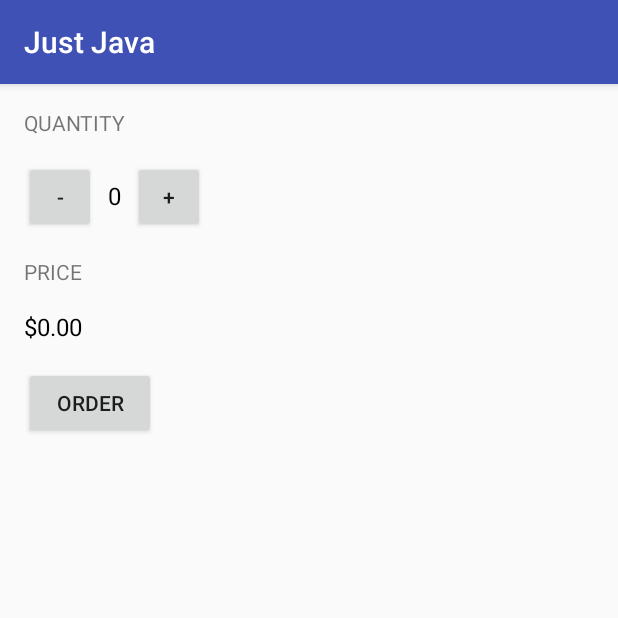
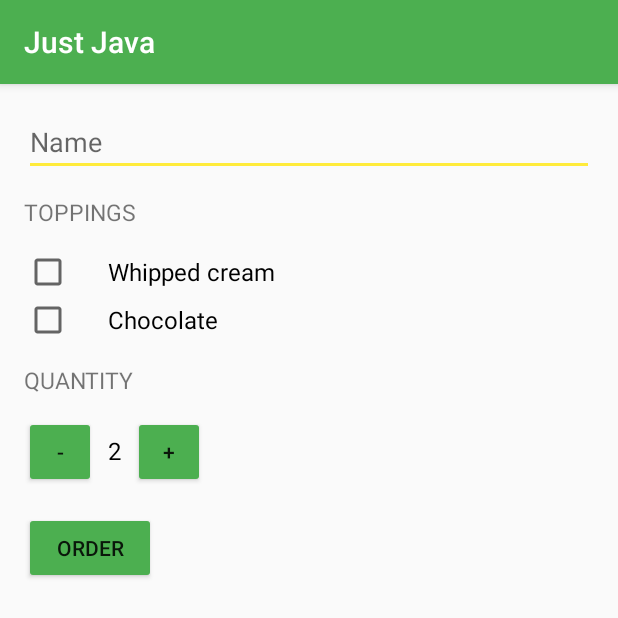
Before and after one commit to pedrofelipemm/Android-Basics-Nanodegree, an Android app: the screen it shows after launch (MainActivity), after a tap on "ORDER", on a phone screen of 412 x 824 dp, the top half of it. Run offline under Robolectric (Android 15) with nearby library versions, the light colour scheme and no system bars.

Commit message:
JustJava update

```diff
--- a/JustJava/app/src/main/java/study/pmoreira/justjava/MainActivity.java
+++ b/JustJava/app/src/main/java/study/pmoreira/justjava/MainActivity.java
@@ -1,15 +1,20 @@
 package study.pmoreira.justjava;
 
+import android.content.Intent;
+import android.net.Uri;
 import android.os.Bundle;
 import android.support.v7.app.AppCompatActivity;
 import android.view.View;
+import android.widget.CheckBox;
+import android.widget.EditText;
 import android.widget.TextView;
+import android.widget.Toast;
 
 import java.text.NumberFormat;
 
 public class MainActivity extends AppCompatActivity {
 
-    private int quantity = 0;
+    private int quantity = 2;
 
     @Override
     protected void onCreate(Bundle savedInstanceState) {
@@ -18,29 +23,79 @@ public class MainActivity extends AppCompatActivity {
     }
 
     public void submitOrder(View view) {
-        displayPrice(quantity * 5);
+        CheckBox whippedCreamCheckbox = (CheckBox) findViewById(R.id.whipped_cream_checkbox);
+        boolean hasWhippedCream = whippedCreamCheckbox.isChecked();
+
+        CheckBox chocolateCheckBox = (CheckBox) findViewById(R.id.chocolate_checkbox);
+        boolean hasChocolate = chocolateCheckBox.isChecked();
+
+        EditText nameEditText = (EditText) findViewById(R.id.name_edit_text);
+        String name = nameEditText.getText().toString();
+
+        int price = calculatePrice(hasWhippedCream, hasChocolate);
+
+        String priceMessage = createOrderSummary(name, price, hasWhippedCream, hasChocolate);
+
+        Intent intent = new Intent(Intent.ACTION_SENDTO);
+        intent.putExtra(Intent.EXTRA_SUBJECT, getString(R.string.order_summary_email_subject, name));
+        intent.putExtra(Intent.EXTRA_TEXT, priceMessage);
+        intent.setData(Uri.parse("mailto:"));
+
+        if (intent.resolveActivity(getPackageManager()) != null) {
+            startActivity(intent);
+        } else {
+            Toast.makeText(this, getString(R.string.no_email_client_message), Toast.LENGTH_SHORT).show();
+        }
+    }
+
+    private String createOrderSummary(String name, int price, boolean addWhippedCream, boolean addChocolate) {
+        String priceMessage = getString(R.string.order_summary_name, name);
+        priceMessage += "\n" + getString(R.string.order_summary_whipped_cream, addWhippedCream);
+        priceMessage += "\n" + getString(R.string.order_summary_chocolate, addChocolate);
+        priceMessage += "\n" + getString(R.string.order_summary_quantity, quantity);
+        priceMessage += "\n" + getString(R.string.order_summary_price,
+                NumberFormat.getCurrencyInstance().format(price));
+        priceMessage += "\n" + getString(R.string.thank_you);
+
+        return priceMessage;
+    }
+
+
+    private int calculatePrice(boolean hasWhippedCream, boolean hasChocolate) {
+        int basePrice = 5;
+
+        if (hasWhippedCream) {
+            basePrice += 1;
+        }
+        if (hasChocolate) {
+            basePrice += 2;
+        }
+
+        return basePrice * quantity;
     }
 
     public void increment(View view) {
-        display(++quantity);
+        if (quantity < 100) {
+            quantity++;
+        } else {
+            Toast.makeText(this, getString(R.string.max_coffee_message, 100), Toast.LENGTH_SHORT).show();
+        }
+
+        displayQuantity(quantity);
     }
 
     public void decrement(View view) {
-        display(--quantity);
+        if (quantity > 1) {
+            quantity--;
+        } else {
+            Toast.makeText(this, getString(R.string.min_coffee_message, 1), Toast.LENGTH_SHORT).show();
+        }
+
+        displayQuantity(quantity);
     }
 
-    private void display(int number) {
+    private void displayQuantity(int number) {
         TextView quantityTextView = (TextView) findViewById(R.id.quantity_text_view);
         quantityTextView.setText("" + number);
     }
-
-    private void displayMessage(String message) {
-        TextView priceTextView = (TextView) findViewById(R.id.price_text_view);
-        priceTextView.setText(message);
-    }
-
-    private void displayPrice(int number) {
-        TextView priceTextView = (TextView) findViewById(R.id.price_text_view);
-        priceTextView.setText(NumberFormat.getCurrencyInstance().format(number));
-    }
 }
--- a/JustJava/app/src/main/res/layout/activity_main.xml
+++ b/JustJava/app/src/main/res/layout/activity_main.xml
@@ -1,19 +1,47 @@
 <?xml version="1.0" encoding="utf-8"?>
-<LinearLayout xmlns:android="http://schemas.android.com/apk/res/android"
+<ScrollView xmlns:android="http://schemas.android.com/apk/res/android"
     xmlns:tools="http://schemas.android.com/tools"
+    android:layout_width="match_parent"
+    android:layout_height="match_parent">
+
+    <LinearLayout
         android:id="@+id/activity_main"
         android:layout_width="match_parent"
-    android:layout_height="match_parent"
+        android:layout_height="wrap_content"
         android:orientation="vertical"
         android:padding="16dp"
         tools:context="study.pmoreira.justjava.MainActivity">
 
+        <EditText
+            android:id="@+id/name_edit_text"
+            android:layout_width="match_parent"
+            android:layout_height="wrap_content"
+            android:hint="@string/name"
+            android:inputType="textCapWords" />
+
         <TextView
+            style="@style/headerTextStyle"
+            android:text="@string/toppings" />
+
+        <CheckBox
+            android:id="@+id/whipped_cream_checkbox"
             android:layout_width="wrap_content"
             android:layout_height="wrap_content"
-        android:layout_marginBottom="16dp"
-        android:text="Quantity"
-        android:textAllCaps="true" />
+            android:paddingLeft="24dp"
+            android:text="@string/whipped_cream"
+            android:textSize="16sp" />
+
+        <CheckBox
+            android:id="@+id/chocolate_checkbox"
+            android:layout_width="wrap_content"
+            android:layout_height="wrap_content"
+            android:paddingLeft="24dp"
+            android:text="@string/chocolate"
+            android:textSize="16sp" />
+
+        <TextView
+            style="@style/headerTextStyle"
+            android:text="@string/quantity" />
 
         <LinearLayout
             android:layout_width="wrap_content"
@@ -24,7 +52,7 @@
                 android:layout_width="48dp"
                 android:layout_height="48dp"
                 android:onClick="decrement"
-            android:text="-" />
+                android:text="@string/minus_sign" />
 
             <TextView
                 android:id="@+id/quantity_text_view"
@@ -32,7 +60,7 @@
                 android:layout_height="wrap_content"
                 android:layout_marginLeft="8dp"
                 android:layout_marginRight="8dp"
-            android:text="0"
+                android:text="@string/initial_quantity_value"
                 android:textColor="@android:color/black"
                 android:textSize="16sp" />
 
@@ -40,31 +68,17 @@
                 android:layout_width="48dp"
                 android:layout_height="48dp"
                 android:onClick="increment"
-            android:text="+" />
+                android:text="@string/plus_sign" />
 
         </LinearLayout>
-
-    <TextView
-        android:layout_width="wrap_content"
-        android:layout_height="wrap_content"
-        android:layout_marginBottom="16dp"
-        android:layout_marginTop="16dp"
-        android:text="Price"
-        android:textAllCaps="true" />
-
-    <TextView
-        android:id="@+id/price_text_view"
-        android:layout_width="wrap_content"
-        android:layout_height="wrap_content"
-        android:text="R$0,00"
-        android:textColor="@android:color/black"
-        android:textSize="16sp" />
 
         <Button
             android:layout_width="wrap_content"
             android:layout_height="wrap_content"
             android:layout_marginTop="16dp"
             android:onClick="submitOrder"
-        android:text="Order" />
+            android:text="@string/order" />
 
     </LinearLayout>
+
+</ScrollView>
--- a/JustJava/app/src/main/res/values/colors.xml
+++ b/JustJava/app/src/main/res/values/colors.xml
@@ -1,6 +1,6 @@
 <?xml version="1.0" encoding="utf-8"?>
 <resources>
-    <color name="colorPrimary">#3F51B5</color>
-    <color name="colorPrimaryDark">#303F9F</color>
-    <color name="colorAccent">#FF4081</color>
+    <color name="colorPrimary">#4CAF50</color>
+    <color name="colorPrimaryDark">#388E3C</color>
+    <color name="colorAccent">#FFEB3B</color>
 </resources>
--- a/JustJava/app/src/main/res/values/strings.xml
+++ b/JustJava/app/src/main/res/values/strings.xml
@@ -1,3 +1,22 @@
-<resources>
-    <string name="app_name">Just Java</string>
+<resources xmlns:xliff="urn:oasis:names:tc:xliff:document:1.2">
+    <string name="app_name" translatable="false">Just Java</string>
+    <string name="name">Name</string>
+    <string name="toppings">Toppings</string>
+    <string name="whipped_cream">Whipped cream</string>
+    <string name="chocolate">Chocolate</string>
+    <string name="quantity">Quantity</string>
+    <string name="initial_quantity_value" translatable="false">2</string>
+    <string name="order">Order</string>
+    <string name="order_summary_name">Name: <xliff:g example="Amy" id="name">%s</xliff:g></string>
+    <string name="order_summary_whipped_cream">Add whipped cream? <xliff:g example="true" id="addWhippedCream">%b</xliff:g></string>
+    <string name="order_summary_chocolate">Add chocolate? <xliff:g example="true" id="addChocolate">%b</xliff:g></string>
+    <string name="order_summary_quantity">Quantity: <xliff:g example="2" id="quantity">%d</xliff:g></string>
+    <string name="order_summary_price">Total: <xliff:g example="$10" id="price">%s</xliff:g></string>
+    <string name="thank_you">Thank you!</string>
+    <string name="order_summary_email_subject">Just Java order for <xliff:g example="Amy" id="name">%s</xliff:g></string>
+    <string name="minus_sign" translatable="false">-</string>
+    <string name="plus_sign" translatable="false">+</string>
+    <string name="no_email_client_message">No email client installed in this device.</string>
+    <string name="max_coffee_message">You cannot have more than <xliff:g example="100" id="quantity">%d</xliff:g> coffee</string>
+    <string name="min_coffee_message">"You cannot have less than <xliff:g example="1" id="quantity">%d</xliff:g> coffee"</string>
 </resources>
--- a/JustJava/app/src/main/res/values/styles.xml
+++ b/JustJava/app/src/main/res/values/styles.xml
@@ -6,6 +6,15 @@
         <item name="colorPrimary">@color/colorPrimary</item>
         <item name="colorPrimaryDark">@color/colorPrimaryDark</item>
         <item name="colorAccent">@color/colorAccent</item>
+        <item name="colorButtonNormal">@color/colorPrimary</item>
+    </style>
+
+    <style name="headerTextStyle">
+        <item name="android:layout_width">wrap_content</item>
+        <item name="android:layout_height">48dp</item>
+        <item name="android:gravity">center_vertical</item>
+        <item name="android:textAllCaps">true</item>
+        <item name="android:textSize">15sp</item>
     </style>
 
 </resources>
```
Also changed, not shown: 1 other file. Lines whose indentation alone changed are shown as unchanged.
